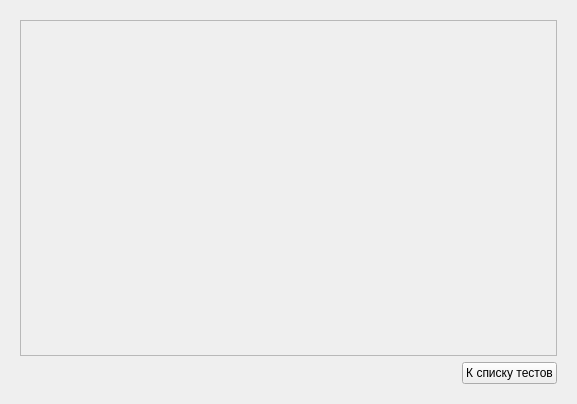
First picture: the form in Modules/Testing/View/TestForm.ui, repository maks1596/professional-qualities-client, before the edit.
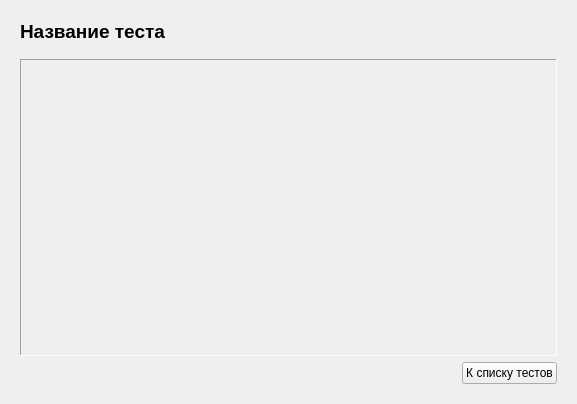
Second picture: the form after the edit.

Commit message: Добавлено название теста на экран "Результаты"

```diff
--- a/Modules/Testing/View/TestForm.ui
+++ b/Modules/Testing/View/TestForm.ui
@@ -188,9 +188,37 @@
       </layout>
      </widget>
      <widget class="QWidget" name="resultsPage">
+      <layout class="QVBoxLayout" name="verticalLayout_8">
+       <item>
       <layout class="QVBoxLayout" name="verticalLayout_4">
+         <property name="spacing">
+          <number>16</number>
+         </property>
+         <item>
+          <widget class="QLabel" name="resultsTestNameLabel">
+           <property name="minimumSize">
+            <size>
+             <width>1</width>
+             <height>0</height>
+            </size>
+           </property>
+           <property name="font">
+            <font>
+             <pointsize>14</pointsize>
+             <weight>75</weight>
+             <bold>true</bold>
+            </font>
+           </property>
+           <property name="text">
+            <string>Название теста</string>
+           </property>
+          </widget>
+         </item>
        <item>
         <widget class="QScrollArea" name="scrollArea_2">
+           <property name="frameShape">
+            <enum>QFrame::Panel</enum>
+           </property>
          <property name="widgetResizable">
           <bool>true</bool>
          </property>
@@ -199,13 +227,15 @@
            <rect>
             <x>0</x>
             <y>0</y>
-            <width>539</width>
-            <height>335</height>
+              <width>537</width>
+              <height>294</height>
            </rect>
           </property>
           <layout class="QVBoxLayout" name="verticalLayout_5"/>
          </widget>
         </widget>
+         </item>
+        </layout>
        </item>
        <item>
         <layout class="QHBoxLayout" name="horizontalLayout_5">
```
Left out of the diff: 4 changed lines with no effect on the pictures. Lines whose indentation alone changed are shown as unchanged. The commit also changes 2 other files.
